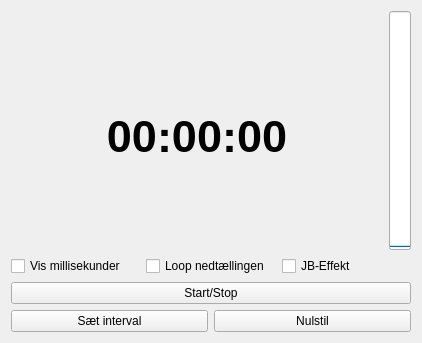
Qt form tabs/countdowntimer.ui (froksen/opencltoolsv2) before a commit.
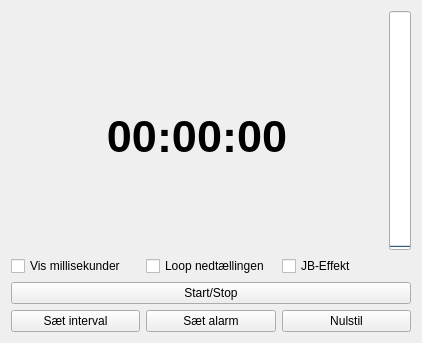
The same form after that commit.

Diff of the .ui file:
```diff
--- a/tabs/countdowntimer.ui
+++ b/tabs/countdowntimer.ui
@@ -113,6 +113,13 @@
      </item>
      <item>
       <layout class="QGridLayout" name="gridLayout">
+       <item row="0" column="2">
+        <widget class="QPushButton" name="btnReset">
+         <property name="text">
+          <string>Nulstil</string>
+         </property>
+        </widget>
+       </item>
        <item row="0" column="0">
         <widget class="QPushButton" name="btnSetInterval">
          <property name="text">
@@ -121,9 +128,9 @@
         </widget>
        </item>
        <item row="0" column="1">
-        <widget class="QPushButton" name="btnReset">
+        <widget class="QPushButton" name="btnSetalarm">
          <property name="text">
-          <string>Nulstil</string>
+          <string>Sæt alarm</string>
          </property>
         </widget>
        </item>
```
